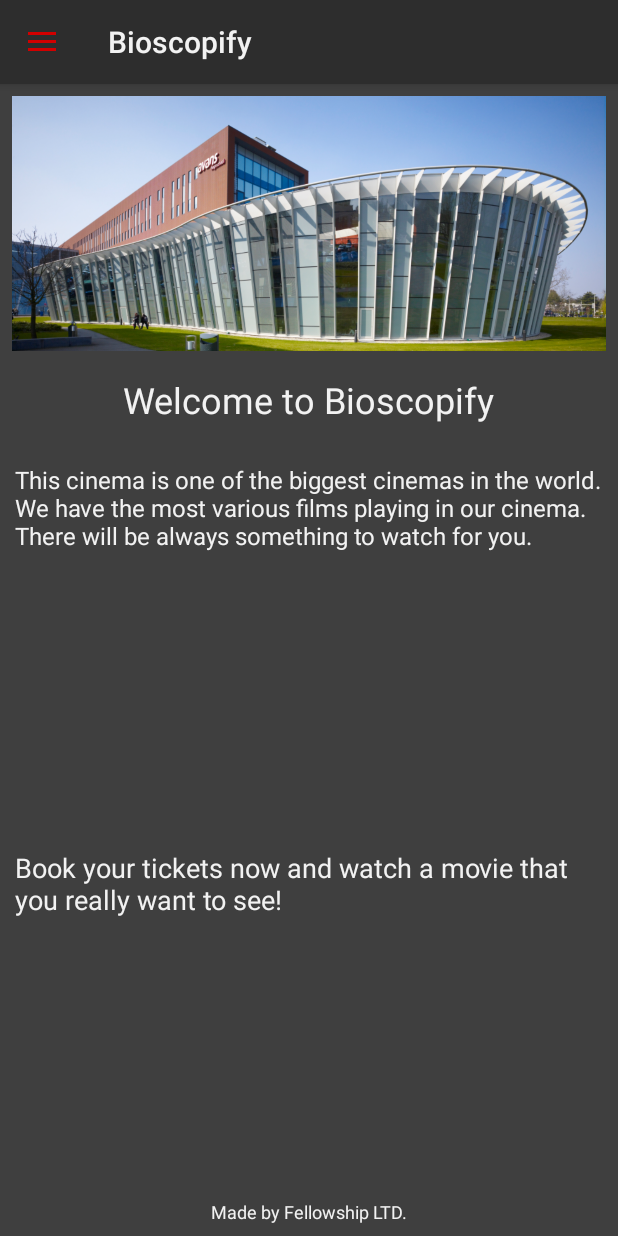
After one commit to Teunimli/Bioscoop, an Android app: the fragment AboutFragment placed in its activity, on a phone screen of 412 x 824 dp. The commit adds this screen. Run offline under Robolectric (Android 15) with nearby library versions, the phone set to English and light mode, and no system bars; our stand-ins replace Picasso; pictures from the network do not load.

Commit message:
Addes:About us

```diff
--- a/App/Bioscopify/app/build.gradle
+++ b/App/Bioscopify/app/build.gradle
@@ -29,4 +29,5 @@ dependencies {
     androidTestImplementation 'com.android.support.test.espresso:espresso-core:3.0.1'
     compile 'com.squareup.picasso:picasso:2.5.2'
     implementation 'com.google.android.gms:play-services-maps:12.0.0'
+    implementation 'com.google.android.gms:play-services-ads:12.0.0'
 }
--- /dev/null
+++ b/App/Bioscopify/app/src/main/java/com/example/rickyberg/bioscopify/PresentationLayer/AboutFragment.java
@@ -0,0 +1,36 @@
+package com.example.rickyberg.bioscopify.PresentationLayer;
+
+
+import android.os.Bundle;
+import android.support.v4.app.Fragment;
+import android.view.LayoutInflater;
+import android.view.View;
+import android.view.ViewGroup;
+
+import com.example.rickyberg.bioscopify.R;
+
+/**
+ * A simple {@link Fragment} subclass.
+ */
+public class AboutFragment extends Fragment {
+
+    View rootView;
+
+    public AboutFragment() {
+        // Required empty public constructor
+    }
+
+
+    @Override
+    public View onCreateView(LayoutInflater inflater, ViewGroup container,
+                             Bundle savedInstanceState) {
+        // Inflate the layout for this fragment
+
+        rootView =  inflater.inflate(R.layout.activity_about, container, false);
+
+
+
+        return rootView;
+    }
+
+}
--- a/App/Bioscopify/app/src/main/java/com/example/rickyberg/bioscopify/PresentationLayer/MainActivity.java
+++ b/App/Bioscopify/app/src/main/java/com/example/rickyberg/bioscopify/PresentationLayer/MainActivity.java
@@ -101,6 +101,8 @@ public class MainActivity extends AppCompatActivity implements NavigationView.On
                 break;
             case R.id.nav_about:
                 //clicked about
+                ft.replace(R.id.flMain, new AboutFragment());
+                ft.commit();
                 break;
             case R.id.nav_contact:
                 ft.replace(R.id.flMain, new BlankFragment());
--- /dev/null
+++ b/App/Bioscopify/app/src/main/res/layout/activity_about.xml
@@ -0,0 +1,85 @@
+<android.support.constraint.ConstraintLayout xmlns:android="http://schemas.android.com/apk/res/android"
+    xmlns:app="http://schemas.android.com/apk/res-auto"
+    xmlns:tools="http://schemas.android.com/tools"
+    android:id="@+id/frameLayout"
+    android:layout_width="match_parent"
+    android:layout_height="match_parent"
+    android:background="@color/colorPrimary"
+    tools:context="com.example.rickyberg.bioscopify.PresentationLayer.AboutFragment">
+
+
+    <ImageView
+        android:id="@+id/img_cinema"
+        android:layout_width="0dp"
+        android:layout_height="170dp"
+        android:layout_marginEnd="8dp"
+        android:layout_marginStart="8dp"
+        android:layout_marginTop="8dp"
+        android:scaleType="centerCrop"
+        android:src="@drawable/avans"
+        app:layout_constraintEnd_toEndOf="parent"
+        app:layout_constraintStart_toStartOf="parent"
+        app:layout_constraintTop_toTopOf="parent" />
+
+    <TextView
+        android:id="@+id/txt_welcome"
+        android:layout_width="wrap_content"
+        android:layout_height="wrap_content"
+        android:layout_marginEnd="16dp"
+        android:layout_marginStart="16dp"
+        android:layout_marginTop="16dp"
+        android:text="Welcome to Bioscopify"
+        android:textColor="@color/colorWhite"
+        android:textSize="24sp"
+        app:layout_constraintEnd_toEndOf="parent"
+        app:layout_constraintStart_toStartOf="parent"
+        app:layout_constraintTop_toBottomOf="@+id/img_cinema" />
+
+    <TextView
+        android:id="@+id/txt_made"
+        android:layout_width="wrap_content"
+        android:layout_height="wrap_content"
+        android:layout_marginBottom="8dp"
+        android:layout_marginEnd="8dp"
+        android:layout_marginStart="8dp"
+        android:text="Made by Fellowship LTD."
+        android:textColor="@color/colorWhite"
+        android:textSize="12sp"
+        app:layout_constraintBottom_toBottomOf="parent"
+        app:layout_constraintEnd_toEndOf="parent"
+        app:layout_constraintStart_toStartOf="parent" />
+
+    <TextView
+        android:id="@+id/txt_explanation"
+        android:layout_width="wrap_content"
+        android:layout_height="wrap_content"
+        android:layout_marginEnd="8dp"
+        android:layout_marginStart="8dp"
+        android:layout_marginTop="16dp"
+        android:padding="10dp"
+        android:text="This cinema is one of the biggest cinemas in the world. We have the most various films playing in our cinema. There will be always something to watch for you."
+        android:textAlignment="viewStart"
+        android:textColor="@color/colorWhite"
+        android:textSize="16sp"
+        app:layout_constraintEnd_toEndOf="parent"
+        app:layout_constraintStart_toStartOf="parent"
+        app:layout_constraintTop_toBottomOf="@+id/txt_welcome" />
+
+    <TextView
+        android:id="@+id/txt_second_explanation"
+        android:layout_width="wrap_content"
+        android:layout_height="wrap_content"
+        android:layout_marginBottom="16dp"
+        android:layout_marginEnd="8dp"
+        android:layout_marginStart="8dp"
+        android:layout_marginTop="16dp"
+        android:padding="10dp"
+        android:text="Book your tickets now and watch a movie that you really want to see!"
+        android:textColor="@color/colorWhite"
+        android:textSize="18sp"
+        app:layout_constraintBottom_toTopOf="@+id/txt_made"
+        app:layout_constraintEnd_toEndOf="parent"
+        app:layout_constraintStart_toStartOf="parent"
+        app:layout_constraintTop_toBottomOf="@+id/txt_explanation" />
+
+</android.support.constraint.ConstraintLayout>
```
